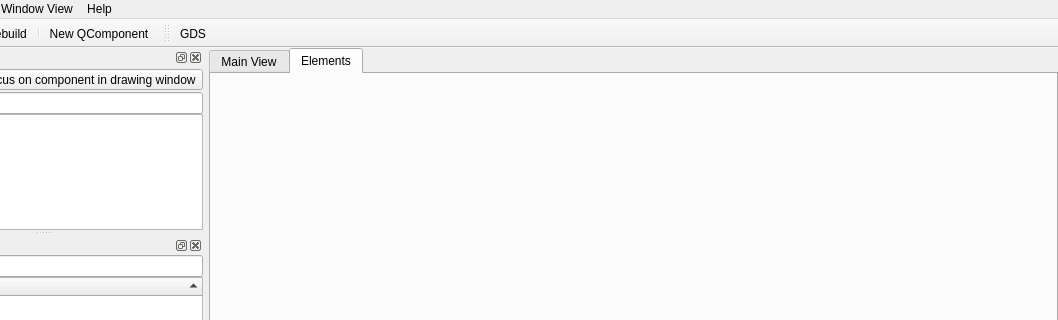
Before: the Qt Designer form qiskit_metal/_gui/main_window_ui.ui in qiskit-community/qiskit-metal, drawn with Qt 5; both pictures show x 242 to 1300 and y 0 to 320 of the 1300 by 900 pixel window.
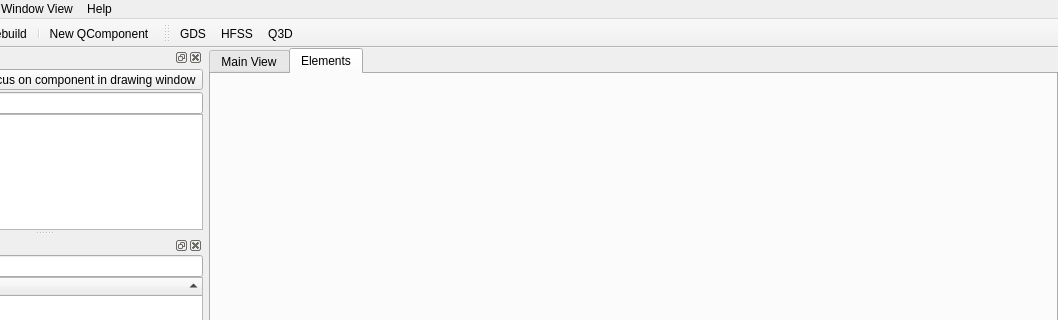
After: the same form once the commit is applied. Icons and pictures are not drawn. Custom widgets are drawn as their Qt base class.

Commit message:
Extra renderer icons and launch vid notebook
2 temporary icons were added as placeholders to the Metal GUI, for the HFSS and Q3D renderers. The color scheme will be updated soon. An additional notebook titled "Launch Video" was also included.

Patch:
```diff
--- a/qiskit_metal/_gui/main_window_ui.ui
+++ b/qiskit_metal/_gui/main_window_ui.ui
@@ -816,6 +816,12 @@
    <property name="windowTitle">
     <string>toolBar</string>
    </property>
+   <property name="iconSize">
+    <size>
+     <width>32</width>
+     <height>32</height>
+    </size>
+   </property>
    <attribute name="toolBarArea">
     <enum>TopToolBarArea</enum>
    </attribute>
@@ -823,6 +829,8 @@
     <bool>false</bool>
    </attribute>
    <addaction name="actionGDS"/>
+   <addaction name="actionHFSS"/>
+   <addaction name="actionQ3D"/>
   </widget>
   <action name="actionSave">
    <property name="icon">
@@ -1267,6 +1275,24 @@
     <string>Open the GDS renderer.</string>
    </property>
   </action>
+  <action name="actionHFSS">
+   <property name="icon">
+    <iconset resource="main_window_rc.qrc">
+     <normaloff>:/renderer/_imgs/renderers/HFSS.png</normaloff>:/renderer/_imgs/renderers/HFSS.png</iconset>
+   </property>
+   <property name="text">
+    <string>HFSS</string>
+   </property>
+  </action>
+  <action name="actionQ3D">
+   <property name="icon">
+    <iconset resource="main_window_rc.qrc">
+     <normaloff>:/renderer/_imgs/renderers/Q3D.png</normaloff>:/renderer/_imgs/renderers/Q3D.png</iconset>
+   </property>
+   <property name="text">
+    <string>Q3D</string>
+   </property>
+  </action>
  </widget>
  <customwidgets>
   <customwidget>
```
The commit also changes 6 other files.
